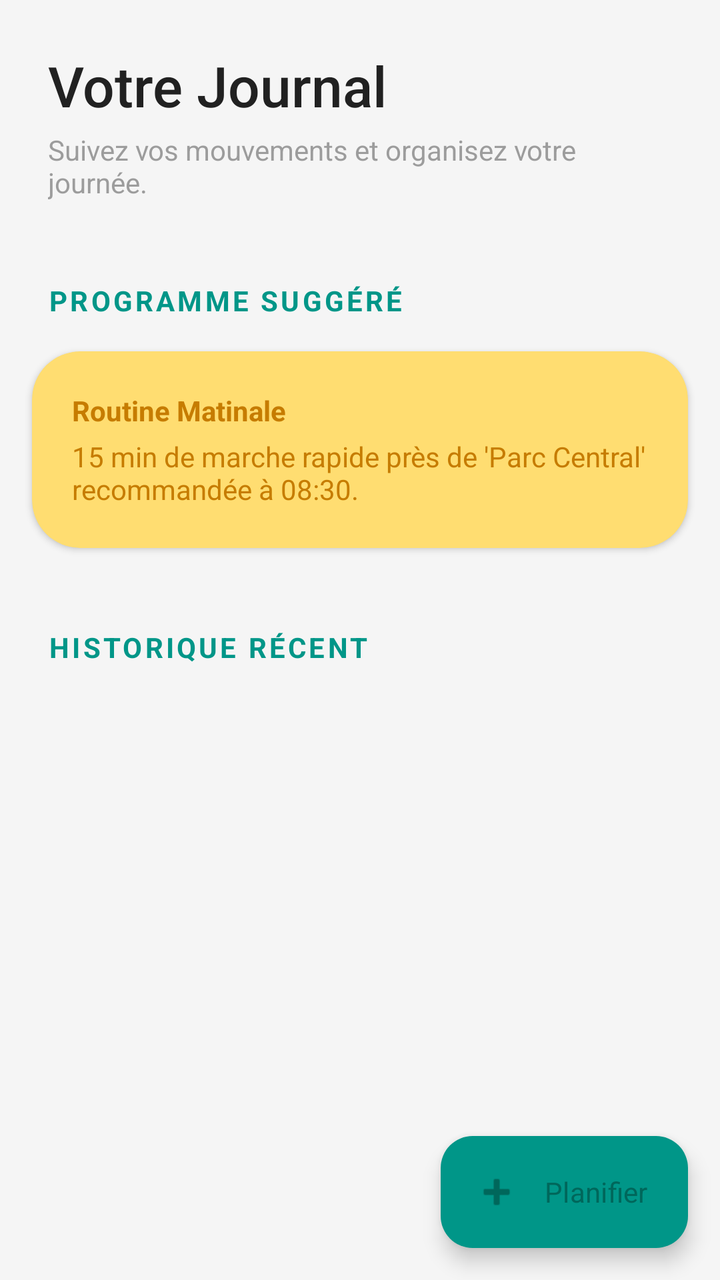
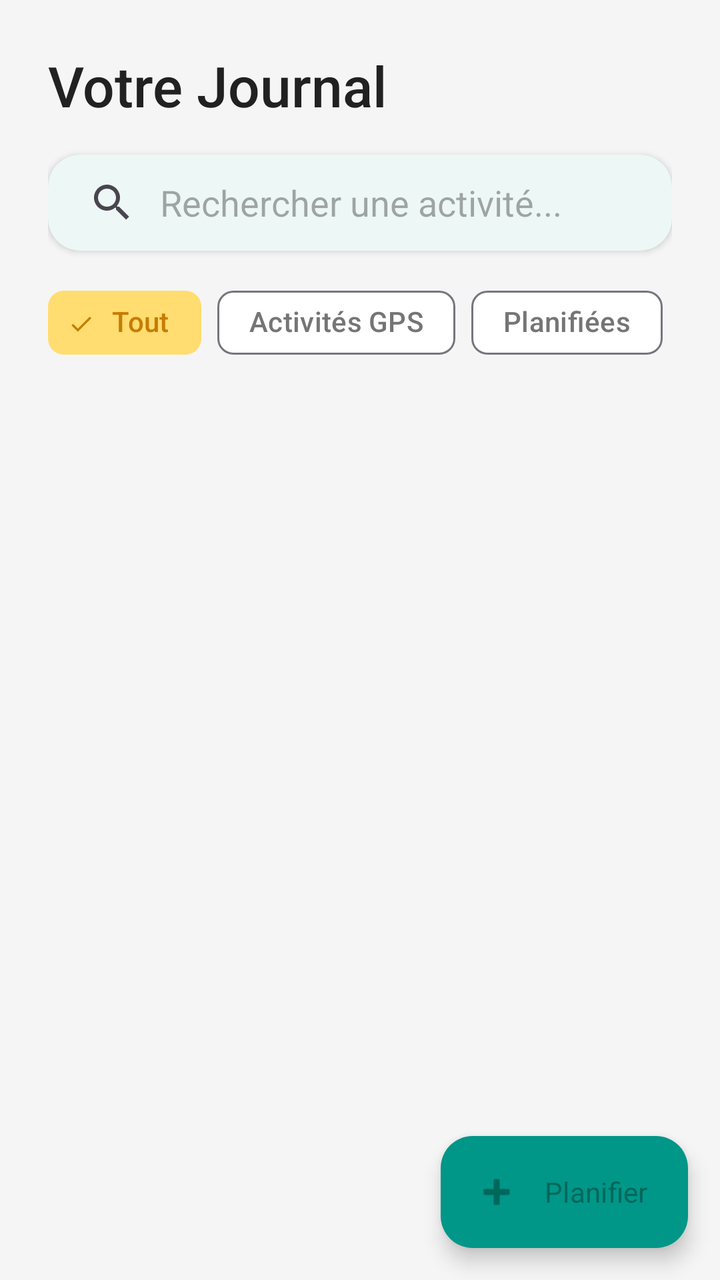

Compare the two renders of this Android layout. The source of the first and the diff that turns it into the second are given below.
<!-- AndroidManifest.xml: application theme Theme.SmartLife -->
<!-- res/layout/fragment_activity_list.xml -->
<?xml version="1.0" encoding="utf-8"?>
<androidx.coordinatorlayout.widget.CoordinatorLayout xmlns:android="http://schemas.android.com/apk/res/android"
    xmlns:app="http://schemas.android.com/apk/res-auto"
    xmlns:tools="http://schemas.android.com/tools"
    android:layout_width="match_parent"
    android:layout_height="match_parent"
    android:background="?attr/android:windowBackground">

    <com.google.android.material.appbar.AppBarLayout
        android:layout_width="match_parent"
        android:layout_height="wrap_content"
        android:background="@android:color/transparent"
        app:elevation="0dp">

        <LinearLayout
            android:layout_width="match_parent"
            android:layout_height="wrap_content"
            android:orientation="vertical"
            android:padding="24dp">

            <TextView
                android:layout_width="wrap_content"
                android:layout_height="wrap_content"
                android:text="Votre Journal"
                android:textSize="28sp"
                android:fontFamily="sans-serif-medium"
                android:textColor="?attr/colorOnSurface" />

            <TextView
                android:layout_width="wrap_content"
                android:layout_height="wrap_content"
                android:layout_marginTop="4dp"
                android:text="Suivez vos mouvements et organisez votre journée."
                android:alpha="0.7"
                android:textColor="?attr/colorOnSurfaceVariant" />
        </LinearLayout>
    </com.google.android.material.appbar.AppBarLayout>

    <androidx.core.widget.NestedScrollView
        android:layout_width="match_parent"
        android:layout_height="match_parent"
        app:layout_behavior="@string/appbar_scrolling_view_behavior">

        <LinearLayout
            android:layout_width="match_parent"
            android:layout_height="wrap_content"
            android:orientation="vertical">

            
            <TextView
                android:layout_width="wrap_content"
                android:layout_height="wrap_content"
                android:layout_marginStart="24dp"
                android:layout_marginTop="16dp"
                android:text="Programme suggéré"
                android:textSize="14sp"
                android:textAllCaps="true"
                android:letterSpacing="0.1"
                android:textColor="?attr/colorPrimary"
                android:textStyle="bold" />

            <com.google.android.material.card.MaterialCardView
                android:layout_width="match_parent"
                android:layout_height="wrap_content"
                android:layout_margin="16dp"
                app:cardCornerRadius="24dp"
                app:cardElevation="2dp"
                app:strokeWidth="0dp"
                app:cardBackgroundColor="?attr/colorSecondaryContainer">

                <LinearLayout
                    android:layout_width="match_parent"
                    android:layout_height="wrap_content"
                    android:orientation="vertical"
                    android:padding="20dp">

                    <TextView
                        android:layout_width="wrap_content"
                        android:layout_height="wrap_content"
                        android:text="Routine Matinale"
                        android:textStyle="bold"
                        android:textColor="?attr/colorOnSecondaryContainer" />

                    <TextView
                        android:layout_width="wrap_content"
                        android:layout_height="wrap_content"
                        android:layout_marginTop="4dp"
                        android:text="15 min de marche rapide près de 'Parc Central' recommandée à 08:30."
                        android:textColor="?attr/colorOnSecondaryContainer" />
                </LinearLayout>
            </com.google.android.material.card.MaterialCardView>

            
            <TextView
                android:layout_width="wrap_content"
                android:layout_height="wrap_content"
                android:layout_marginStart="24dp"
                android:layout_marginTop="24dp"
                android:text="Historique récent"
                android:textSize="14sp"
                android:textAllCaps="true"
                android:letterSpacing="0.1"
                android:textColor="?attr/colorPrimary"
                android:textStyle="bold" />

            <androidx.recyclerview.widget.RecyclerView
                android:id="@+id/rvActivities"
                android:layout_width="match_parent"
                android:layout_height="wrap_content"
                android:layout_marginTop="8dp"
                android:nestedScrollingEnabled="false"
                tools:listitem="@layout/item_activity" />

            <View
                android:layout_width="match_parent"
                android:layout_height="80dp" />

        </LinearLayout>
    </androidx.core.widget.NestedScrollView>

    <com.google.android.material.floatingactionbutton.ExtendedFloatingActionButton
        android:id="@+id/fabAddActivity"
        android:layout_width="wrap_content"
        android:layout_height="wrap_content"
        android:layout_margin="16dp"
        android:layout_gravity="bottom|end"
        android:text="Planifier"
        app:icon="@android:drawable/ic_input_add"
        app:backgroundTint="?attr/colorPrimary"
        app:contentDescription="Planifier une activité" />

</androidx.coordinatorlayout.widget.CoordinatorLayout>
<!-- res/layout/item_activity.xml (included above) -->
<?xml version="1.0" encoding="utf-8"?>
<com.google.android.material.card.MaterialCardView xmlns:android="http://schemas.android.com/apk/res/android"
    xmlns:app="http://schemas.android.com/apk/res-auto"
    android:layout_width="match_parent"
    android:layout_height="wrap_content"
    android:layout_marginHorizontal="16dp"
    android:layout_marginVertical="8dp"
    app:cardCornerRadius="16dp"
    app:cardElevation="2dp"
    app:strokeWidth="0dp">

    <LinearLayout
        android:layout_width="match_parent"
        android:layout_height="wrap_content"
        android:orientation="horizontal"
        android:padding="16dp"
        android:gravity="center_vertical">

        <com.google.android.material.card.MaterialCardView
            android:layout_width="48dp"
            android:layout_height="48dp"
            app:cardCornerRadius="24dp"
            app:cardElevation="0dp"
            app:cardBackgroundColor="?attr/colorPrimaryContainer">

            <ImageView
                android:id="@+id/ivActivityIcon"
                android:layout_width="24dp"
                android:layout_height="24dp"
                android:layout_gravity="center"
                android:src="@android:drawable/ic_menu_directions"
                app:tint="?attr/colorPrimary" />
        </com.google.android.material.card.MaterialCardView>

        <LinearLayout
            android:layout_width="0dp"
            android:layout_height="wrap_content"
            android:layout_weight="1"
            android:layout_marginStart="16dp"
            android:orientation="vertical">

            <TextView
                android:id="@+id/tvActivityType"
                android:layout_width="wrap_content"
                android:layout_height="wrap_content"
                android:text="Walking"
                android:textSize="16sp"
                android:textStyle="bold"
                android:textColor="?attr/colorOnSurface" />

            <TextView
                android:id="@+id/tvActivityLocation"
                android:layout_width="wrap_content"
                android:layout_height="wrap_content"
                android:text="Près de : Maison"
                android:textSize="14sp"
                android:alpha="0.7"
                android:textColor="?attr/colorOnSurfaceVariant" />
        </LinearLayout>

        <LinearLayout
            android:layout_width="wrap_content"
            android:layout_height="wrap_content"
            android:orientation="vertical"
            android:gravity="end">

            <TextView
                android:id="@+id/tvActivityDuration"
                android:layout_width="wrap_content"
                android:layout_height="wrap_content"
                android:text="25 min"
                android:textSize="14sp"
                android:textStyle="bold"
                android:textColor="?attr/colorPrimary" />

            <TextView
                android:id="@+id/tvActivityTime"
                android:layout_width="wrap_content"
                android:layout_height="wrap_content"
                android:text="14:30"
                android:textSize="12sp"
                android:alpha="0.5" />
        </LinearLayout>

    </LinearLayout>
</com.google.android.material.card.MaterialCardView>
<!-- resources referenced by this layout -->
<resources>
  <style name="Theme.SmartLife" parent="Base.Theme.SmartLife" />
  <style name="Base.Theme.SmartLife" parent="Theme.Material3.Light.NoActionBar">
          
          
          <item name="colorPrimary">@color/primary_color</item>
          <item name="colorOnPrimary">@color/white</item>
          <item name="colorPrimaryContainer">@color/primary_light</item>
          <item name="colorOnPrimaryContainer">@color/primary_dark</item>
  
          
          <item name="colorSecondary">@color/secondary_color</item>
          <item name="colorOnSecondary">@color/white</item>
          <item name="colorSecondaryContainer">@color/secondary_light</item>
          <item name="colorOnSecondaryContainer">@color/secondary_dark</item>
  
          
          <item name="android:windowBackground">@color/bg_light</item>
          <item name="colorSurface">@color/white</item>
          <item name="colorOnSurface">@color/text_main</item>
          <item name="colorSurfaceVariant">#EEEEEE</item>
          <item name="colorOnSurfaceVariant">@color/text_secondary</item>
          <item name="colorOutlineVariant">@color/outline_variant</item>
  
          
          <item name="android:fontFamily">sans-serif</item>
          <item name="textAppearanceTitleLarge">@style/TextAppearance.SmartLife.TitleLarge</item>
          <item name="textAppearanceBodyMedium">@style/TextAppearance.SmartLife.BodyMedium</item>
      </style>
  <color name="primary_color">#009688</color>
  <color name="white">#FFFFFFFF</color>
  <color name="primary_light">#52c7b8</color>
  <color name="primary_dark">#00675b</color>
  <color name="secondary_color">#FFAB40</color>
  <color name="secondary_light">#ffdd71</color>
  <color name="secondary_dark">#c67c00</color>
  <color name="bg_light">#F5F5F5</color>
  <color name="text_main">#212121</color>
  <color name="text_secondary">#757575</color>
  <color name="outline_variant">#E0E0E0</color>
  <style name="TextAppearance.SmartLife.TitleLarge" parent="TextAppearance.Material3.TitleLarge">
          <item name="android:textStyle">bold</item>
          <item name="android:textColor">@color/text_main</item>
      </style>
  <style name="TextAppearance.SmartLife.BodyMedium" parent="TextAppearance.Material3.BodyMedium">
          <item name="android:textColor">@color/text_secondary</item>
      </style>
</resources>

<!-- the commit's change to res/layout/fragment_activity_list.xml (unified diff, before → after) -->
@@ -16,7 +16,9 @@
             android:layout_width="match_parent"
             android:layout_height="wrap_content"
             android:orientation="vertical"
-            android:padding="24dp">
+            android:paddingHorizontal="24dp"
+            android:paddingTop="24dp"
+            android:paddingBottom="12dp">
 
             <TextView
                 android:layout_width="wrap_content"
@@ -26,97 +28,73 @@
                 android:fontFamily="sans-serif-medium"
                 android:textColor="?attr/colorOnSurface" />
 
-            <TextView
-                android:layout_width="wrap_content"
+            
+            <com.google.android.material.card.MaterialCardView
+                android:layout_width="match_parent"
                 android:layout_height="wrap_content"
-                android:layout_marginTop="4dp"
-                android:text="Suivez vos mouvements et organisez votre journée."
-                android:alpha="0.7"
-                android:textColor="?attr/colorOnSurfaceVariant" />
+                android:layout_marginTop="16dp"
+                app:cardCornerRadius="16dp"
+                app:cardElevation="2dp"
+                app:strokeWidth="0dp">
+
+                <androidx.appcompat.widget.SearchView
+                    android:id="@+id/searchViewActivities"
+                    android:layout_width="match_parent"
+                    android:layout_height="wrap_content"
+                    app:iconifiedByDefault="false"
+                    app:queryHint="Rechercher une activité..."
+                    app:queryBackground="@android:color/transparent" />
+            </com.google.android.material.card.MaterialCardView>
+
+            
+            <HorizontalScrollView
+                android:layout_width="match_parent"
+                android:layout_height="wrap_content"
+                android:layout_marginTop="12dp"
+                android:scrollbars="none">
+
+                <com.google.android.material.chip.ChipGroup
+                    android:id="@+id/chipGroupFilters"
+                    android:layout_width="wrap_content"
+                    android:layout_height="wrap_content"
+                    app:singleSelection="true"
+                    app:selectionRequired="true">
+
+                    <com.google.android.material.chip.Chip
+                        android:id="@+id/chipAll"
+                        style="@style/Widget.Material3.Chip.Filter"
+                        android:layout_width="wrap_content"
+                        android:layout_height="wrap_content"
+                        android:text="Tout"
+                        android:checked="true" />
+
+                    <com.google.android.material.chip.Chip
+                        android:id="@+id/chipReal"
+                        style="@style/Widget.Material3.Chip.Filter"
+                        android:layout_width="wrap_content"
+                        android:layout_height="wrap_content"
+                        android:text="Activités GPS" />
+
+                    <com.google.android.material.chip.Chip
+                        android:id="@+id/chipPlanned"
+                        style="@style/Widget.Material3.Chip.Filter"
+                        android:layout_width="wrap_content"
+                        android:layout_height="wrap_content"
+                        android:text="Planifiées" />
+
+                </com.google.android.material.chip.ChipGroup>
+            </HorizontalScrollView>
         </LinearLayout>
     </com.google.android.material.appbar.AppBarLayout>
 
-    <androidx.core.widget.NestedScrollView
+    <androidx.recyclerview.widget.RecyclerView
+        android:id="@+id/rvActivities"
         android:layout_width="match_parent"
         android:layout_height="match_parent"
-        app:layout_behavior="@string/appbar_scrolling_view_behavior">
-
-        <LinearLayout
-            android:layout_width="match_parent"
-            android:layout_height="wrap_content"
-            android:orientation="vertical">
-
-            
-            <TextView
-                android:layout_width="wrap_content"
-                android:layout_height="wrap_content"
-                android:layout_marginStart="24dp"
-                android:layout_marginTop="16dp"
-                android:text="Programme suggéré"
-                android:textSize="14sp"
-                android:textAllCaps="true"
-                android:letterSpacing="0.1"
-                android:textColor="?attr/colorPrimary"
-                android:textStyle="bold" />
-
-            <com.google.android.material.card.MaterialCardView
-                android:layout_width="match_parent"
-                android:layout_height="wrap_content"
-                android:layout_margin="16dp"
-                app:cardCornerRadius="24dp"
-                app:cardElevation="2dp"
-                app:strokeWidth="0dp"
-                app:cardBackgroundColor="?attr/colorSecondaryContainer">
-
-                <LinearLayout
-                    android:layout_width="match_parent"
-                    android:layout_height="wrap_content"
-                    android:orientation="vertical"
-                    android:padding="20dp">
-
-                    <TextView
-                        android:layout_width="wrap_content"
-                        android:layout_height="wrap_content"
-                        android:text="Routine Matinale"
-                        android:textStyle="bold"
-                        android:textColor="?attr/colorOnSecondaryContainer" />
-
-                    <TextView
-                        android:layout_width="wrap_content"
-                        android:layout_height="wrap_content"
-                        android:layout_marginTop="4dp"
-                        android:text="15 min de marche rapide près de 'Parc Central' recommandée à 08:30."
-                        android:textColor="?attr/colorOnSecondaryContainer" />
-                </LinearLayout>
-            </com.google.android.material.card.MaterialCardView>
-
-            
-            <TextView
-                android:layout_width="wrap_content"
-                android:layout_height="wrap_content"
-                android:layout_marginStart="24dp"
-                android:layout_marginTop="24dp"
-                android:text="Historique récent"
-                android:textSize="14sp"
-                android:textAllCaps="true"
-                android:letterSpacing="0.1"
-                android:textColor="?attr/colorPrimary"
-                android:textStyle="bold" />
-
-            <androidx.recyclerview.widget.RecyclerView
-                android:id="@+id/rvActivities"
-                android:layout_width="match_parent"
-                android:layout_height="wrap_content"
-                android:layout_marginTop="8dp"
-                android:nestedScrollingEnabled="false"
-                tools:listitem="@layout/item_activity" />
-
-            <View
-                android:layout_width="match_parent"
-                android:layout_height="80dp" />
-
-        </LinearLayout>
-    </androidx.core.widget.NestedScrollView>
+        app:layout_behavior="@string/appbar_scrolling_view_behavior"
+        android:paddingTop="8dp"
+        android:clipToPadding="false"
+        tools:listitem="@layout/item_activity" />
 
     <com.google.android.material.floatingactionbutton.ExtendedFloatingActionButton
         android:id="@+id/fabAddActivity"
@@ -127,7 +105,7 @@
         android:text="Planifier"
         app:icon="@android:drawable/ic_input_add"
         app:backgroundTint="?attr/colorPrimary"
-        app:contentDescription="Planifier une activité" />
+        app:tint="?attr/colorOnPrimary" />
 
 </androidx.coordinatorlayout.widget.CoordinatorLayout>
 <!-- res/layout/item_activity.xml (included above) -->
